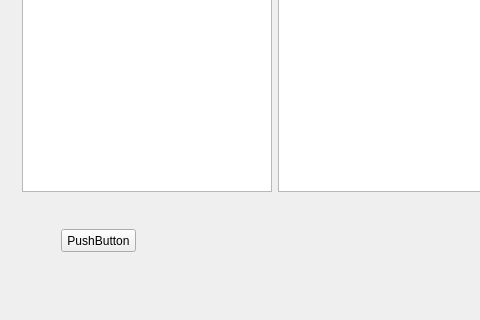
The window that flvparse.ui (mayudong1/flvParse) describes before a commit, drawn with Qt 5; both pictures show x 0 to 480 and y 252 to 572 of the 741 by 572 pixel window.
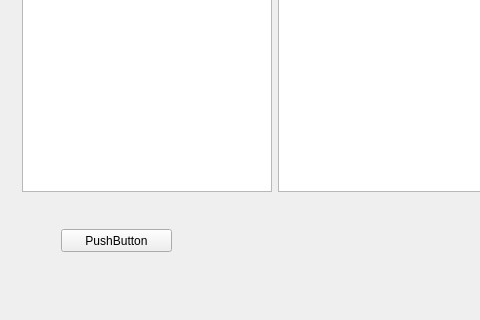
The same window after the commit.

Commit message: fix error on mac

Patch:
```diff
--- a/flvparse.ui
+++ b/flvparse.ui
@@ -91,7 +91,7 @@
         <rect>
          <x>50</x>
          <y>20</y>
-         <width>75</width>
+         <width>111</width>
          <height>23</height>
         </rect>
        </property>
```
Left out of the diff: 4 changed lines with no effect on the pictures. The commit also changes 1 other file.
